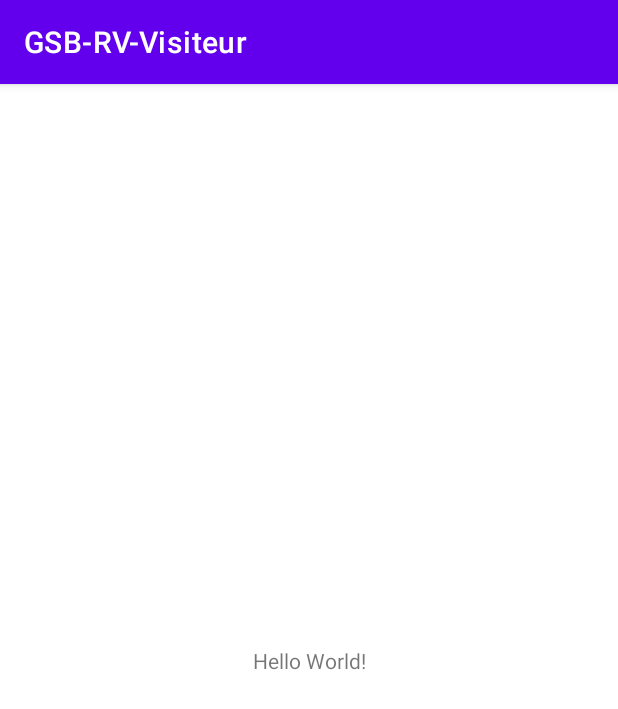
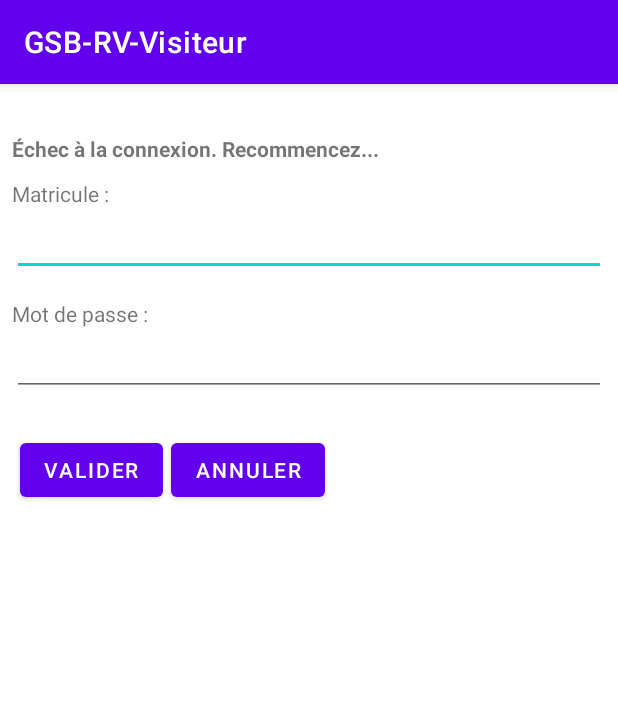
Before and after one commit to AladdineDev/GSB-RV-Visiteur, an Android app: the screen it shows after launch (MainActivity), on a phone screen of 412 x 824 dp. Shown: the top 709 px of the screen. Run offline under Robolectric (Android 15) with nearby library versions, the phone set to English and light mode, and no system bars.

Commit message:
Implémentation de l'interface d'authentification

```diff
--- a/app/src/main/res/layout/activity_main.xml
+++ b/app/src/main/res/layout/activity_main.xml
@@ -6,13 +6,107 @@
     android:layout_height="match_parent"
     tools:context=".MainActivity">
 
-    <TextView
-        android:layout_width="wrap_content"
-        android:layout_height="wrap_content"
-        android:text="Hello World!"
+    <FrameLayout
+        android:layout_width="match_parent"
+        android:layout_height="match_parent"
+        android:layout_marginStart="8dp"
+        android:layout_marginTop="8dp"
+        android:layout_marginEnd="8dp"
+        android:layout_marginBottom="8dp"
         app:layout_constraintBottom_toBottomOf="parent"
-        app:layout_constraintLeft_toLeftOf="parent"
-        app:layout_constraintRight_toRightOf="parent"
-        app:layout_constraintTop_toTopOf="parent" />
+        app:layout_constraintEnd_toEndOf="parent"
+        app:layout_constraintStart_toStartOf="parent"
+        app:layout_constraintTop_toTopOf="parent">
+
+        <LinearLayout
+            android:id="@+id/linearLayout"
+            android:layout_width="match_parent"
+            android:layout_height="match_parent"
+            android:orientation="vertical">
+
+            <Space
+                android:layout_width="match_parent"
+                android:layout_height="25dp" />
+
+            <FrameLayout
+                android:layout_width="match_parent"
+                android:layout_height="wrap_content">
+
+                <TextView
+                    android:id="@+id/textView3"
+                    android:layout_width="match_parent"
+                    android:layout_height="wrap_content"
+                    android:text="Échec à la connexion. Recommencez..."
+                    android:textStyle="bold"/>
+
+                <Space
+                    android:layout_width="wrap_content"
+                    android:layout_height="30dp" />
+            </FrameLayout>
+
+            <TextView
+                android:id="@+id/textView"
+                android:layout_width="match_parent"
+                android:layout_height="wrap_content"
+                android:text="Matricule : " />
+
+            <EditText
+                android:id="@+id/editTextTextPersonName3"
+                android:layout_width="match_parent"
+                android:layout_height="wrap_content"
+                android:ems="10"
+                android:inputType="textPersonName"
+                android:text="" />
+
+            <Space
+                android:layout_width="match_parent"
+                android:layout_height="15dp" />
+
+            <TextView
+                android:id="@+id/textView2"
+                android:layout_width="match_parent"
+                android:layout_height="wrap_content"
+                android:text="Mot de passe : " />
+
+            <EditText
+                android:id="@+id/editTextTextPassword2"
+                android:layout_width="match_parent"
+                android:layout_height="wrap_content"
+                android:ems="10"
+                android:inputType="textPassword" />
+
+            <Space
+                android:layout_width="match_parent"
+                android:layout_height="25dp" />
+
+            <TableRow
+                android:layout_width="match_parent"
+                android:layout_height="match_parent">
+
+                <Space
+                    android:layout_width="5dp"
+                    android:layout_height="wrap_content" />
+
+                <Button
+                    android:id="@+id/button2"
+                    android:layout_width="wrap_content"
+                    android:layout_height="wrap_content"
+                    android:text="Valider" />
+
+                <Space
+                    android:layout_width="5dp"
+                    android:layout_height="wrap_content" />
+
+                <Button
+                    android:id="@+id/button3"
+                    android:layout_width="wrap_content"
+                    android:layout_height="wrap_content"
+                    android:text="Annuler" />
+
+            </TableRow>
+
+        </LinearLayout>
+
+    </FrameLayout>
 
 </androidx.constraintlayout.widget.ConstraintLayout>
```
